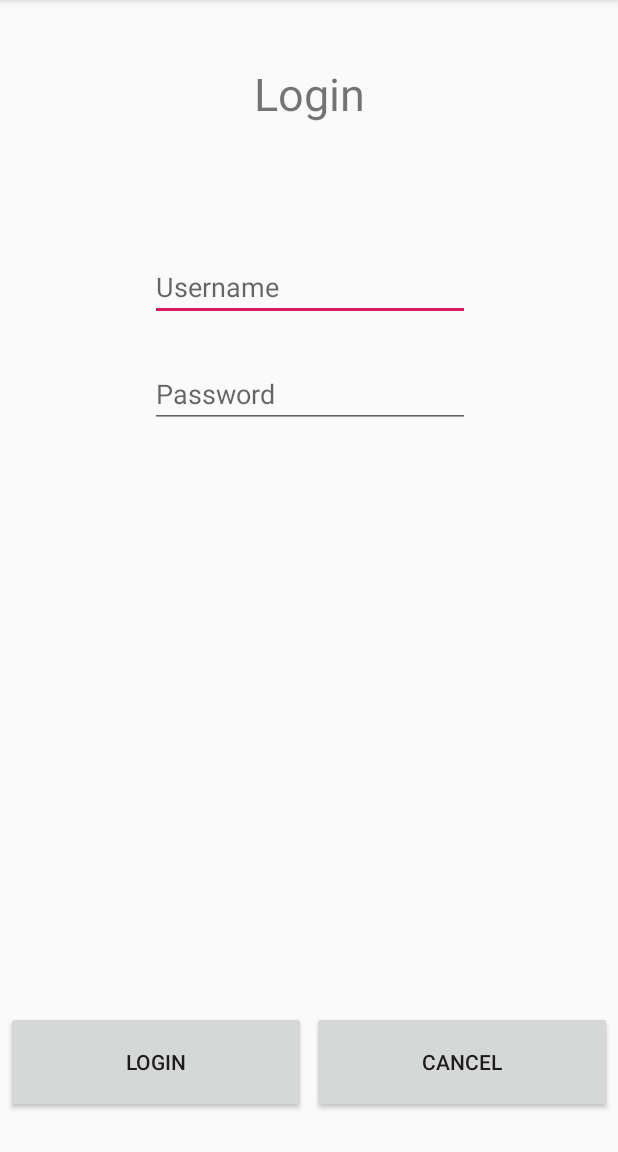
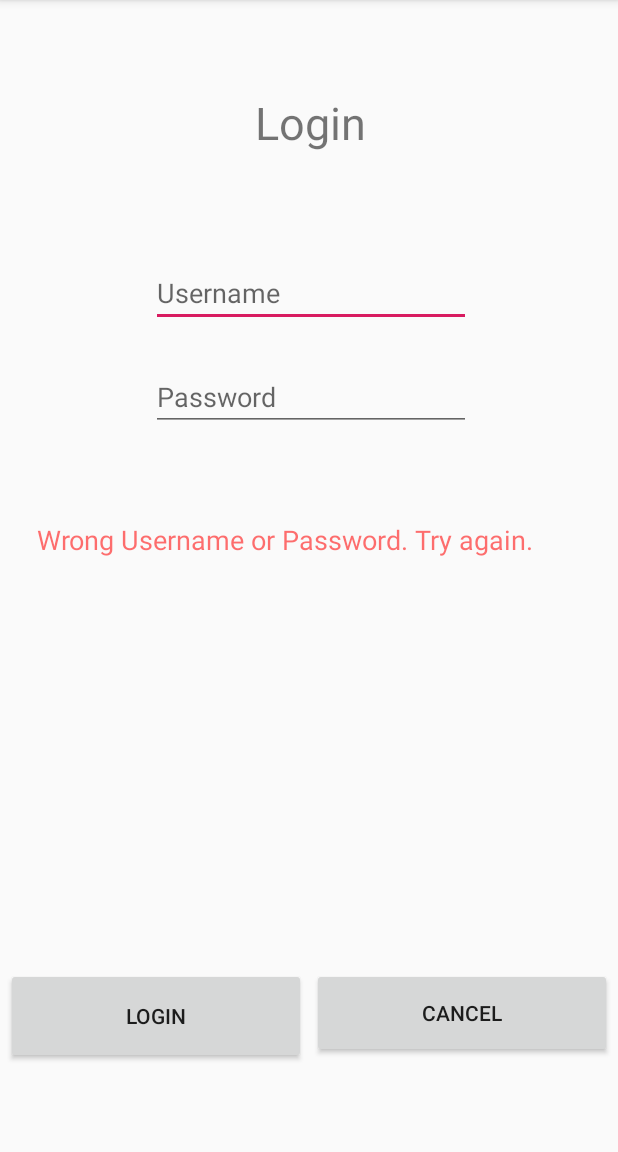
Before and after one commit to miguelmarques1904/cmu18-19, an Android app: the SignInActivity screen opened directly, with no data from a screen before it, after a tap on "LOGIN", on a phone screen of 412 x 824 dp, the part 84-1236 px from its top. Run offline under Robolectric (Android 15) with nearby library versions, the phone set to English and light mode, and no system bars.

Commit message:
Basic error message

```diff
--- a/app/src/main/java/pt/ist/cmu/p2photo/SignInActivity.java
+++ b/app/src/main/java/pt/ist/cmu/p2photo/SignInActivity.java
@@ -5,11 +5,14 @@ import android.support.v7.app.AppCompatActivity;
 import android.view.View;
 import android.widget.Button;
 import android.widget.EditText;
+import android.widget.TextView;
 
 public class SignInActivity extends AppCompatActivity {
 
     EditText usernameField;
     EditText passwordField;
+    TextView errorMessage;
+
     Button loginBtn;
     Button cancelBtn;
 
@@ -20,6 +23,7 @@ public class SignInActivity extends AppCompatActivity {
 
         usernameField = (EditText) findViewById(R.id.signin_username);
         passwordField = (EditText) findViewById(R.id.signin_password);
+        errorMessage = (TextView) findViewById(R.id.signin_errorText);
 
 
         loginBtn = (Button) findViewById(R.id.login_login);
@@ -36,6 +40,9 @@ public class SignInActivity extends AppCompatActivity {
             MainActivity.loggedIn = true;
             finish();
         }
+        else {
+            errorMessage.setText("Wrong Username or Password. Try again.");
+        }
     }
 
     public void logInCancelOnClick(View v) {
--- a/app/src/main/res/layout/activity_signin.xml
+++ b/app/src/main/res/layout/activity_signin.xml
@@ -8,20 +8,20 @@
 
     <android.support.constraint.ConstraintLayout
         android:id="@+id/constraintLayout"
-        android:layout_width="394dp"
-        android:layout_height="267dp"
+        android:layout_width="398dp"
+        android:layout_height="250dp"
         android:layout_marginStart="8dp"
         android:layout_marginLeft="8dp"
-        android:layout_marginTop="8dp"
+        android:layout_marginTop="26dp"
         android:layout_marginEnd="8dp"
         android:layout_marginRight="8dp"
-        android:layout_marginBottom="8dp"
+        android:layout_marginBottom="431dp"
         app:layout_constraintBottom_toBottomOf="parent"
         app:layout_constraintEnd_toEndOf="parent"
-        app:layout_constraintHorizontal_bias="0.5"
+        app:layout_constraintHorizontal_bias="0.0"
         app:layout_constraintStart_toStartOf="parent"
         app:layout_constraintTop_toTopOf="parent"
-        app:layout_constraintVertical_bias="0.037">
+        app:layout_constraintVertical_bias="0.32">
 
         <TextView
             android:id="@+id/login_title"
@@ -76,13 +76,14 @@
         android:id="@+id/loginbt_constraintLayout"
         android:layout_width="0dp"
         android:layout_height="68dp"
-        android:layout_marginBottom="26dp"
+        android:layout_marginTop="606dp"
+        android:layout_marginBottom="40dp"
         app:layout_constraintBottom_toBottomOf="parent"
         app:layout_constraintEnd_toEndOf="parent"
-        app:layout_constraintHorizontal_bias="0.0"
+        app:layout_constraintHorizontal_bias="1.0"
         app:layout_constraintStart_toStartOf="parent"
-        app:layout_constraintTop_toBottomOf="@+id/constraintLayout"
-        app:layout_constraintVertical_bias="1.0">
+        app:layout_constraintTop_toTopOf="parent"
+        app:layout_constraintVertical_bias="0.66">
 
         <Button
             android:id="@+id/login_login"
@@ -90,6 +91,7 @@
             android:layout_height="0dp"
             android:layout_marginStart="4dp"
             android:layout_marginLeft="4dp"
+            android:layout_marginTop="4dp"
             android:layout_marginEnd="4dp"
             android:layout_marginRight="4dp"
             android:onClick="logInOnClick"
@@ -100,14 +102,17 @@
             app:layout_constraintHorizontal_bias="0.5"
             app:layout_constraintStart_toStartOf="parent"
             app:layout_constraintTop_toTopOf="parent"
-            app:layout_constraintVertical_bias="0.5" />
+            app:layout_constraintVertical_bias="0.5"
+            tools:layout_marginBottom="4dp" />
 
         <Button
             android:id="@+id/login_cancel"
             android:layout_width="0dp"
             android:layout_height="0dp"
+            android:layout_marginTop="4dp"
             android:layout_marginEnd="4dp"
             android:layout_marginRight="4dp"
+            android:layout_marginBottom="4dp"
             android:onClick="logInCancelOnClick"
             android:text="@string/cancel"
             android:visibility="visible"
@@ -121,4 +126,35 @@
 
     </android.support.constraint.ConstraintLayout>
 
+    <android.support.constraint.ConstraintLayout
+        android:id="@+id/errorConstraint"
+        android:layout_width="395dp"
+        android:layout_height="262dp"
+        app:layout_constraintBottom_toTopOf="@id/loginbt_constraintLayout"
+        app:layout_constraintEnd_toEndOf="parent"
+        app:layout_constraintStart_toStartOf="parent"
+        app:layout_constraintTop_toBottomOf="@id/constraintLayout"
+        app:layout_constraintVertical_bias="0.33">
+
+        <TextView
+            android:id="@+id/signin_errorText"
+            android:layout_width="0dp"
+            android:layout_height="0dp"
+            android:layout_marginStart="16dp"
+            android:layout_marginLeft="16dp"
+            android:layout_marginTop="24dp"
+            android:layout_marginEnd="16dp"
+            android:layout_marginRight="16dp"
+            android:layout_marginBottom="16dp"
+            android:textColor="#90FF0000"
+            android:textSize="18sp"
+            app:layout_constraintBottom_toBottomOf="parent"
+            app:layout_constraintEnd_toEndOf="parent"
+            app:layout_constraintHorizontal_bias="0.0"
+            app:layout_constraintStart_toStartOf="parent"
+            app:layout_constraintTop_toTopOf="parent"
+            app:layout_constraintVertical_bias="0.0"
+            tools:layout_margin="40dp" />
+    </android.support.constraint.ConstraintLayout>
+
 </android.support.constraint.ConstraintLayout>
```
